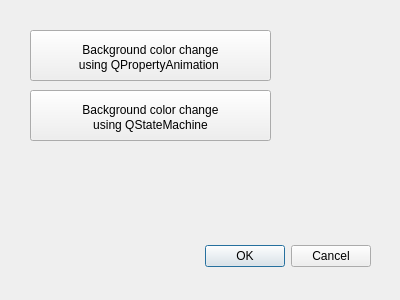
This is AlertDialogSample_dialog_base.ui in yoichigmf/AlertDialogSample as Qt 5 draws it before an edit. The edited form follows.
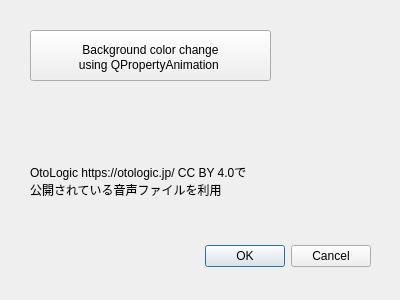
This is the edited form.

Patch:
```diff
--- a/AlertDialogSample_dialog_base.ui
+++ b/AlertDialogSample_dialog_base.ui
@@ -43,18 +43,18 @@
 using QPropertyAnimation </string>
    </property>
   </widget>
-  <widget class="QPushButton" name="dialog2Button">
+  <widget class="QLabel" name="label">
    <property name="geometry">
     <rect>
      <x>30</x>
-     <y>90</y>
-     <width>241</width>
-     <height>51</height>
+     <y>130</y>
+     <width>291</width>
+     <height>101</height>
     </rect>
    </property>
    <property name="text">
-    <string>Background color change　
-using QStateMachine</string>
+    <string>OtoLogic https://otologic.jp/ CC BY 4.0で
+公開されている音声ファイルを利用</string>
    </property>
   </widget>
  </widget>
```
